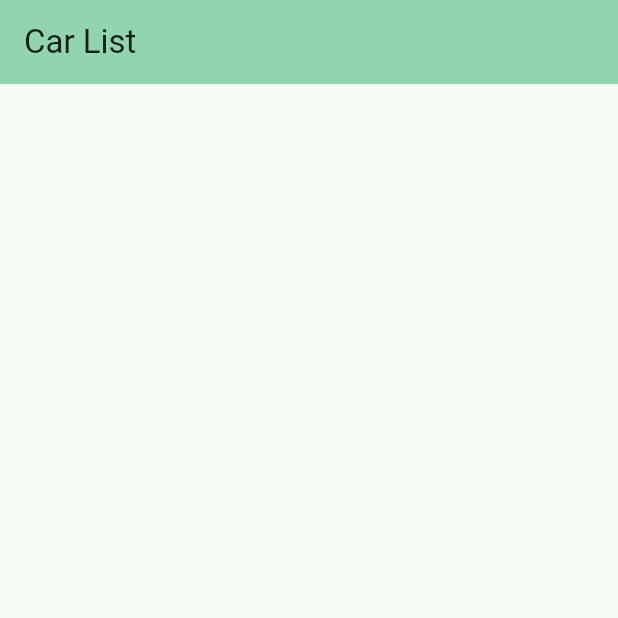
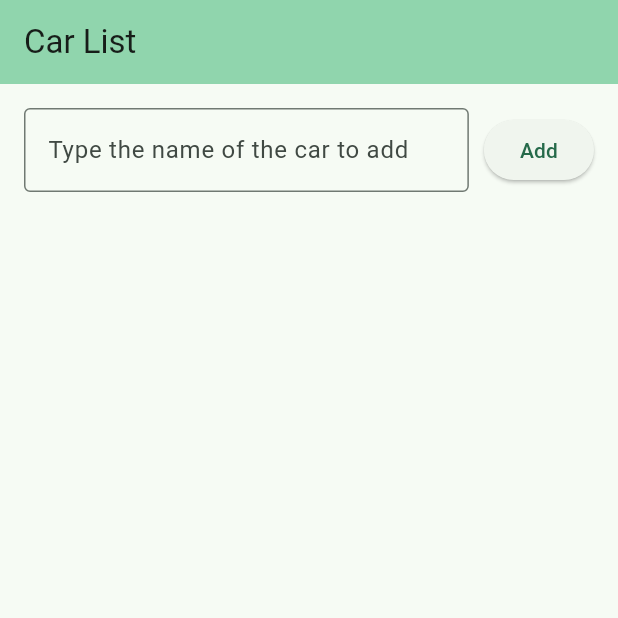
Before and after one commit to Am1nduS74/mobile_gui_project, a Flutter app: the screen it shows after launch, on a phone screen of 412 x 824 dp, the top half of it. Run offline on Flutter 3.47's test engine with Material 3 defaults, Android fonts, the phone set to English and light mode, and no system bars.

Commit message:
setup dependencies

```diff
--- a/lib/main.dart
+++ b/lib/main.dart
@@ -76,6 +76,20 @@ class _MyHomePageState extends State<MyHomePage> {
     // fast, so that you can just rebuild anything that needs updating rather
     // than having to individually change instances of widgets.
     return Scaffold(
+      body: Padding(
+          padding: const EdgeInsets.all(16.0),
+            child: Column(
+              children: [
+                Row(
+                  children: [
+                    Expanded(child: TextField(decoration: InputDecoration(hintText: 'Type the name of the car to add', border: OutlineInputBorder()),),),
+                    SizedBox(width: 10),
+                    ElevatedButton(onPressed: () {}, child: Text('Add'))
+                  ],
+                ),
+              ],
+            ),
+      ),
       appBar: AppBar(
         // TRY THIS: Try changing the color here to a specific color (to
         // Colors.amber, perhaps?) and trigger a hot reload to see the AppBar
--- a/pubspec.yaml
+++ b/pubspec.yaml
@@ -30,6 +30,8 @@ environment:
 dependencies:
   flutter:
     sdk: flutter
+  floor: ^1.4.0
+
 
   # The following adds the Cupertino Icons font to your application.
   # Use with the CupertinoIcons class for iOS style icons.
@@ -38,6 +40,8 @@ dependencies:
 dev_dependencies:
   flutter_test:
     sdk: flutter
+  floor_generator: ^1.4.0
+  build_runner: ^2.1.2
 
   # The "flutter_lints" package below contains a set of recommended lints to
   # encourage good coding practices. The lint set provided by the package is
```
